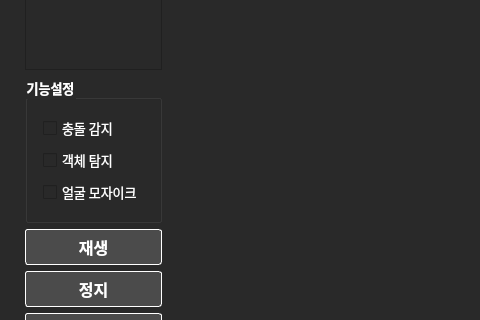
Before: the Qt Designer form ui/main_window.ui in 12-CV/front, drawn with Qt 5; both pictures show x 0 to 480 and y 166 to 486 of the 1532 by 780 pixel window.
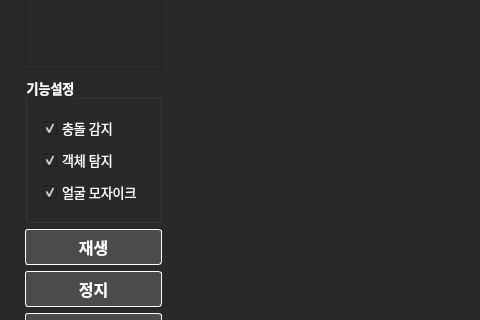
After: the same form once the commit is applied.

Commit message: Update: 체크박스 기본값 True로 변경

What changed in the file:
```diff
--- a/ui/main_window.ui
+++ b/ui/main_window.ui
@@ -233,6 +233,9 @@
                <property name="text">
                 <string>충돌 감지</string>
                </property>
+               <property name="checked">
+                <bool>true</bool>
+               </property>
               </widget>
              </item>
              <item>
@@ -246,6 +249,9 @@
                <property name="text">
                 <string>객체 탐지</string>
                </property>
+               <property name="checked">
+                <bool>true</bool>
+               </property>
               </widget>
              </item>
              <item>
@@ -259,6 +265,9 @@
                <property name="text">
                 <string>얼굴 모자이크</string>
                </property>
+               <property name="checked">
+                <bool>true</bool>
+               </property>
               </widget>
              </item>
             </layout>
```
